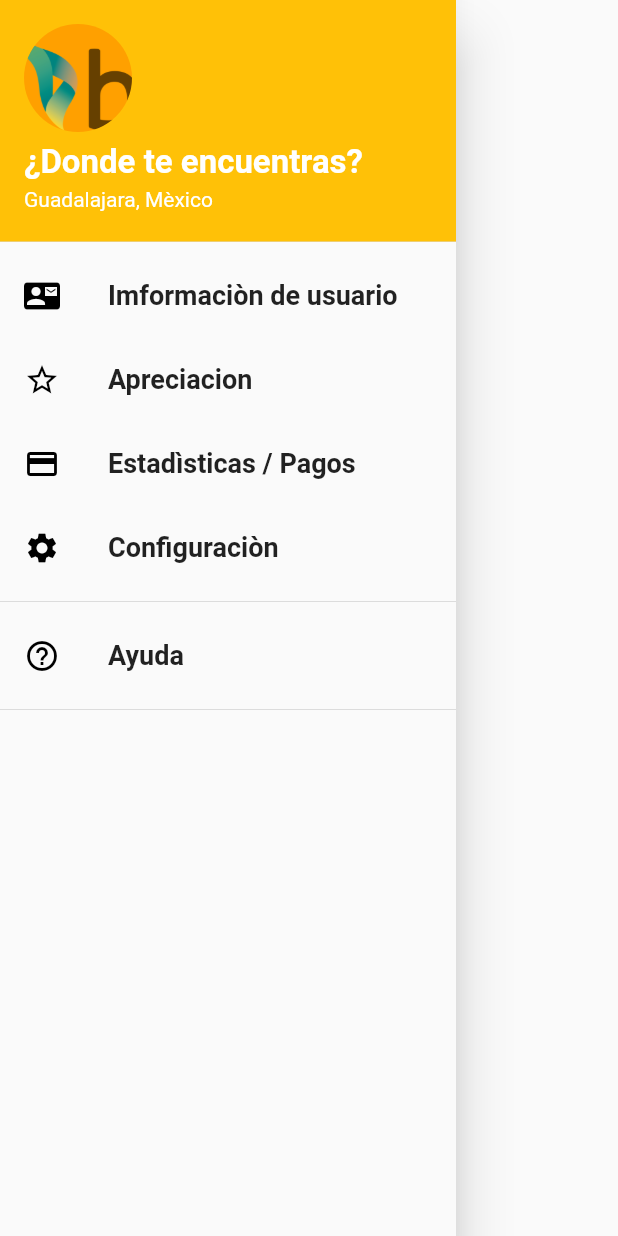
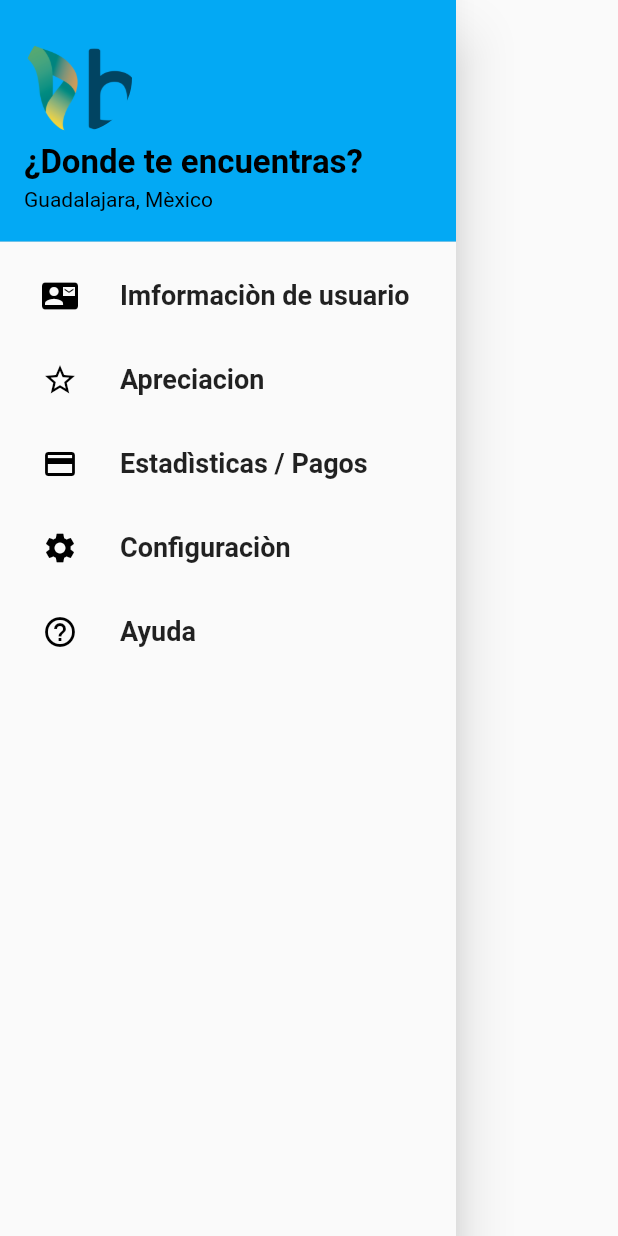
Before and after one commit to alan140703/Kirito_beta, a Flutter app: the CommonDrawer widget shown alone on an empty page, opened directly, on a phone screen of 412 x 824 dp. Run offline on Flutter 3.47's test engine with Material 2 defaults, Android fonts, the phone set to English and light mode, and no system bars; our stand-ins replace flutter_calendar_carousel, flutter_time_picker_spinner, font_awesome_flutter, splashscreen; missing offline and left inert: flutter_verification_code_input; network calls fail; Roboto replaces fonts that are missing (Quicksand).

Commit message:
Cambiar colores, columnas y botones

```diff
--- a/lib/pages/widgets/common_drawer.dart
+++ b/lib/pages/widgets/common_drawer.dart
@@ -7,84 +7,135 @@ class CommonDrawer extends StatelessWidget {
   Widget build(BuildContext context) {
     return Drawer(
       child: ListView(
-
         padding: EdgeInsets.zero,
         children: <Widget>[
-          UserAccountsDrawerHeader(
+          Row(
+            children: <Widget>[
+              Expanded(
+               child: UserAccountsDrawerHeader(
+                 decoration: BoxDecoration(
+                   color: Colors.lightBlue,
+                 ),
+                 currentAccountPicture: new CircleAvatar(
+                   backgroundColor: Colors.transparent,
+                   backgroundImage: new AssetImage(UIData.balmerLogo),
+
+                 ),
                   accountName: Text(
                     "¿Donde te encuentras?",
-              style: TextStyle(fontWeight: FontWeight.w700, fontSize: 22.0),
+                    style: TextStyle(fontWeight: FontWeight.w700, fontSize: 22.0, color: Colors.black),
                   ),
                   accountEmail: Text(
                     "Guadalajara, Mèxico",
+                    style: TextStyle(color: Colors.black),
+                  ),
+                ),
+              )
+            ],
           ),
 
-            currentAccountPicture: new CircleAvatar(
-              backgroundImage: new AssetImage(UIData.balmerLogo),
-            ),
-          ),
-
-          //hacer esto un bonton
-          new ListTile (
+         //HAcer botones completos
+            Row(
+          children: <Widget>[
+            Expanded(
+            child:new ListTile (
               title: Text(
             "Imformaciòn de usuario",
             style: TextStyle(fontWeight: FontWeight.w700, fontSize: 18.0),
             ),
-            leading: Icon(
-              Icons.contact_mail,
-              color:  Colors.black,
+                leading: IconButton(
+                  icon: Icon(Icons.contact_mail),
+                  color: Colors.black,
+                  onPressed: (){
+                    Navigator.pushNamed(context, UIData.activityRoute1);
+                  },
                 ),
             ),
+            )
+           ],
+          ),
+          Row(
+          children: <Widget>[
+            Expanded(
+           child:
+            new ListTile(
 
-           //hacer esto un bonton
-          new ListTile(
+              leading: IconButton(
+                icon: Icon(Icons.star_border),
+                color: Colors.black,
+                onPressed: (){
+                  Navigator.pushNamed(context, UIData.activityRoute1);
+                },
+              ),
             title: Text(
             "Apreciacion",
             style: TextStyle(fontWeight: FontWeight.w700, fontSize: 18.0),
             ),
-            leading: Icon(
-              Icons.star_border,
-              color: Colors.black,
             ),
             ),
-
-           //hacer esto un bonton
+          ]
+          ),
+          Row(
+            children: <Widget>[
+              Expanded(
+                child:
                 new ListTile(
                   title: Text(
                     "Estadìsticas / Pagos",
                     style: TextStyle(fontWeight: FontWeight.w700, fontSize: 18.0),
                   ),
-            leading: Icon(
-              Icons.credit_card,
+                  leading: IconButton(
+                    icon: Icon(Icons.credit_card),
                     color: Colors.black,
+                    onPressed: (){
+                      Navigator.pushNamed(context, UIData.activityRoute1);
+                    },
                   ),
                 ),
+              )
+            ],
+          ),
 
-           //hacer esto un bonton
+          Row(
+            children: <Widget>[
+              Expanded(
+                child:
                 new ListTile(
                   title: Text(
                     "Configuraciòn",
                     style: TextStyle(fontWeight: FontWeight.w700, fontSize: 18.0),
                   ),
-            leading: Icon(
-              Icons.settings,
+                  leading: IconButton(
+                    icon: Icon(Icons.settings),
                     color: Colors.black,
+                    onPressed: (){
+                      Navigator.pushNamed(context, UIData.activityRoute1);
+                    },
                   ),
                 ),
-          Divider(),
-
-           //hacer esto un bonton
+              )
+            ],
+          ),
+          Row(
+            children: <Widget>[
+              Expanded(
+                child:
                 new ListTile(
                   title: Text(
                     "Ayuda",
                     style: TextStyle(fontWeight: FontWeight.w700, fontSize: 18.0),
                   ),
-            leading: Icon(
-              Icons.help_outline,
+                  leading: IconButton(
+                    icon: Icon(Icons.help_outline),
                     color: Colors.black,
+                    onPressed: (){
+                      Navigator.pushNamed(context, UIData.activityRoute1);
+                    },
                   ),
                 ),
-          Divider(),
+              )
+            ],
+          ),
           //MyAboutTile()
         ],
       ),
```
Lines whose indentation alone changed are shown as unchanged.
